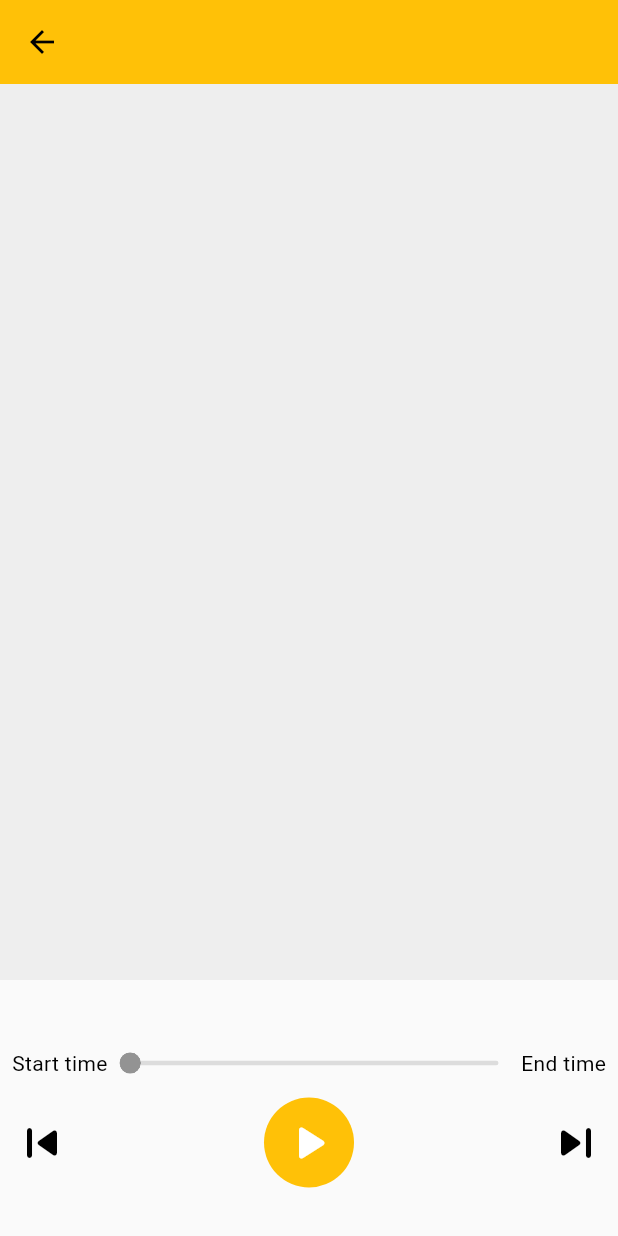
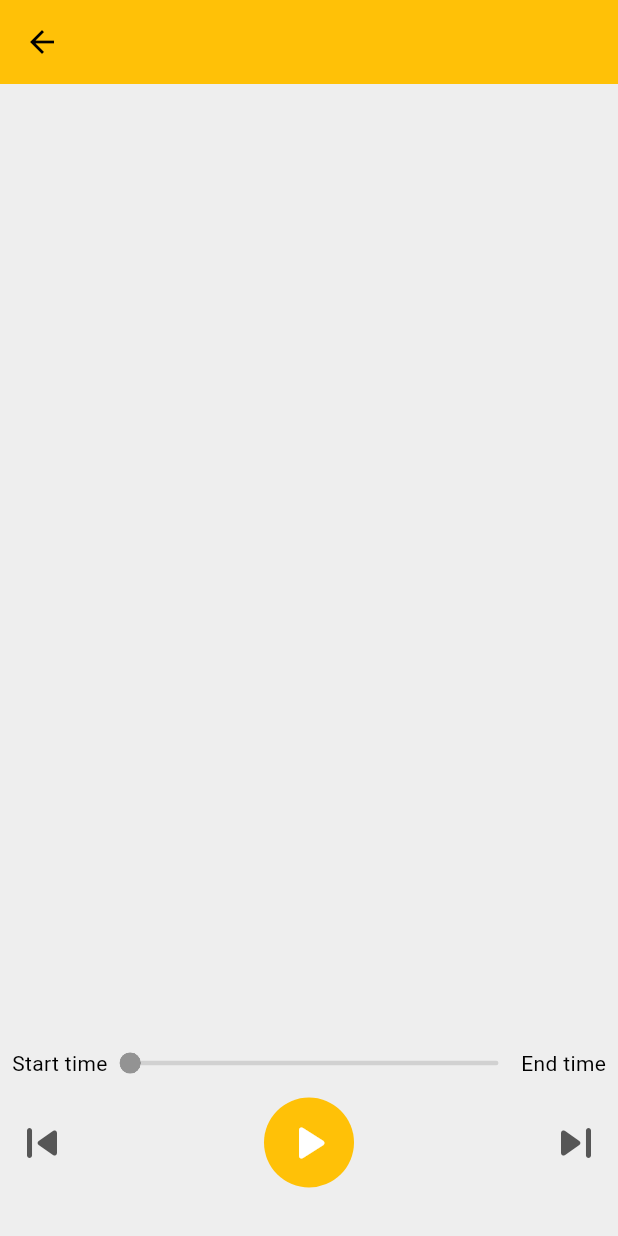
Before and after one commit to AminMemariani/Tunetopia, a Flutter app: the SongPage screen opened directly with empty values, on a phone screen of 412 x 824 dp. Run offline on Flutter 3.47's test engine with Material 3 defaults, Android fonts, the phone set to English and light mode, and no system bars; our stand-ins replace file_picker, permission_handler; missing offline and left inert: metadata_god.

Commit message:
added tertiary color to theme and applied it to controls

```diff
--- a/lib/pages/widgets/controls.dart
+++ b/lib/pages/widgets/controls.dart
@@ -12,7 +12,7 @@ class _ControlsState extends State<Controls> {
   @override
   Widget build(BuildContext context) {
     return Container(
-      color: Theme.of(context).colorScheme.secondary,
+      color: Theme.of(context).colorScheme.surface,
       child: Column(
         mainAxisAlignment: MainAxisAlignment.center,
         children: [
@@ -62,6 +62,7 @@ class _ControlsState extends State<Controls> {
             children: [
               IconButton(
                 icon: const Icon(Icons.skip_previous_rounded),
+                color: Theme.of(context).colorScheme.tertiary,
                 onPressed: () {
                   // Add play functionality here
                 },
@@ -85,6 +86,7 @@ class _ControlsState extends State<Controls> {
               ),
               IconButton(
                 icon: const Icon(Icons.skip_next_rounded),
+                color: Theme.of(context).colorScheme.tertiary,
                 onPressed: () {
                   // Add stop functionality here
                 },
--- a/lib/theme/theme.dart
+++ b/lib/theme/theme.dart
@@ -6,6 +6,7 @@ ThemeData lightMode = ThemeData(
     surface: Color.fromARGB(255, 238, 238, 238),
     primary: Colors.amber,
     secondary: Colors.white70,
+    tertiary: Color.fromARGB(255, 86, 86, 86),
   ),
 );
 ThemeData darkMode = ThemeData(
@@ -14,5 +15,6 @@ ThemeData darkMode = ThemeData(
     surface: Colors.grey.shade900,
     primary: Colors.deepPurple,
     secondary: Colors.grey.shade700,
+    tertiary: Colors.grey,
   ),
 );
```
